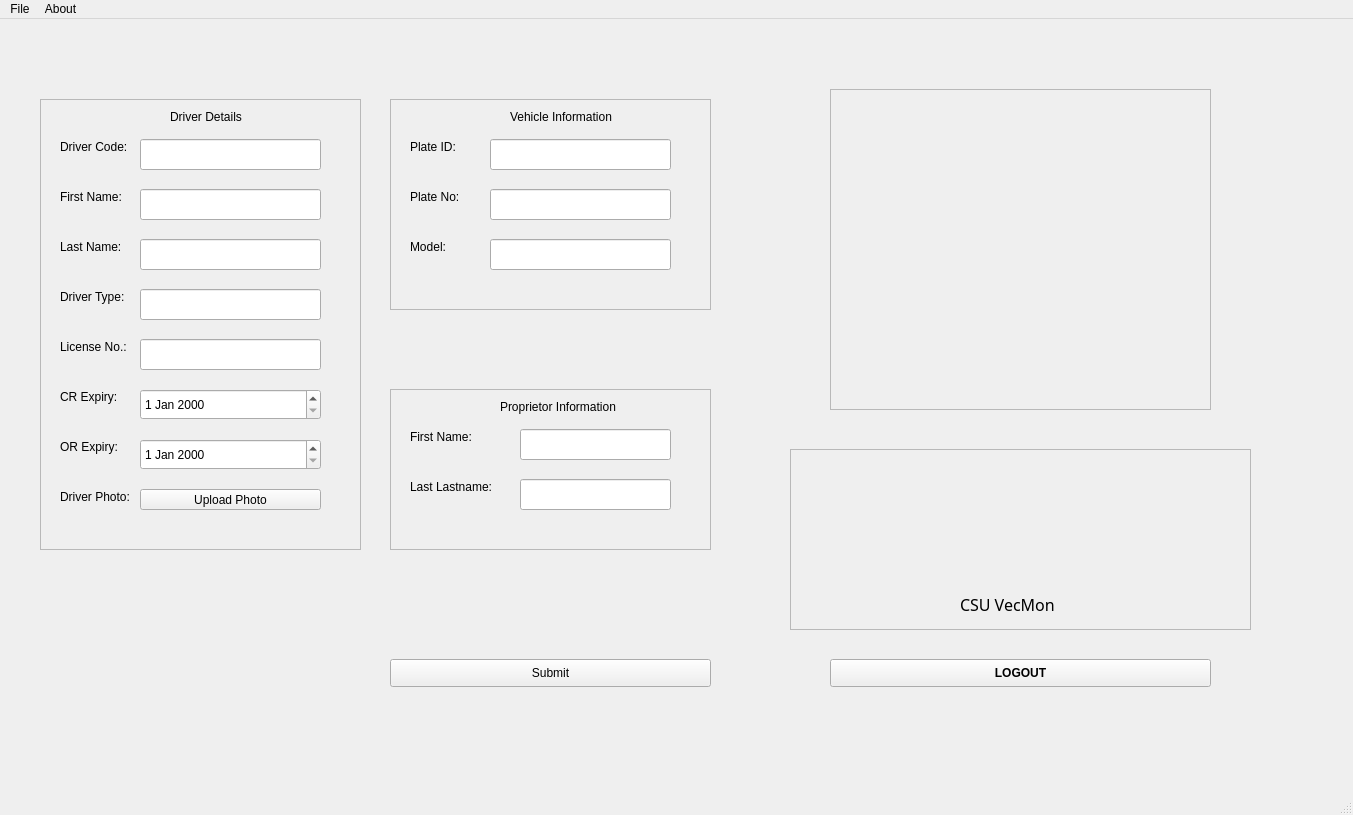
AlienWolfX/CSU-RFID-PYQT6, file ui/AdminMain.ui: the form before one commit.
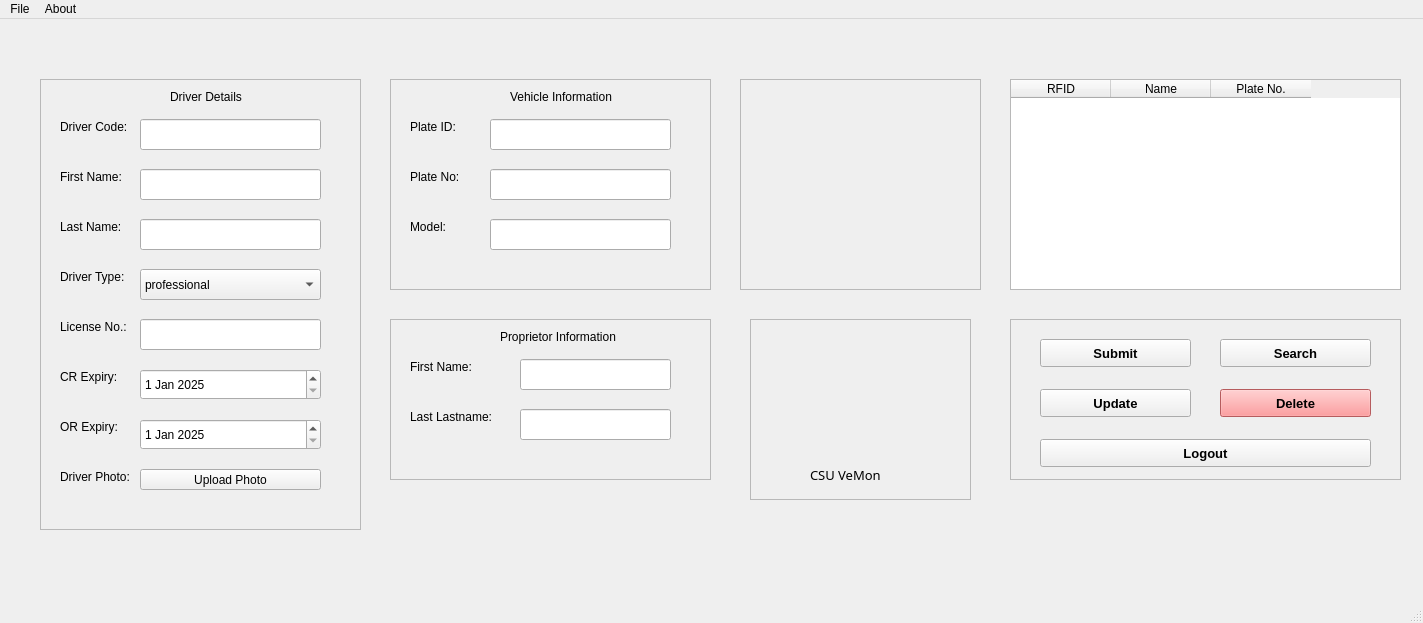
The form after the commit. Icons and pictures are not drawn.

```diff
--- a/ui/AdminMain.ui
+++ b/ui/AdminMain.ui
@@ -6,8 +6,8 @@
    <rect>
     <x>0</x>
     <y>0</y>
-    <width>1353</width>
-    <height>815</height>
+    <width>1423</width>
+    <height>623</height>
    </rect>
   </property>
   <property name="windowTitle">
@@ -25,7 +25,7 @@
     <property name="geometry">
      <rect>
       <x>40</x>
-      <y>80</y>
+      <y>60</y>
       <width>321</width>
       <height>451</height>
      </rect>
@@ -131,16 +131,6 @@
       <string>Driver Type:</string>
      </property>
     </widget>
-    <widget class="QLineEdit" name="driver_typeValue">
-     <property name="geometry">
-      <rect>
-       <x>100</x>
-       <y>190</y>
-       <width>181</width>
-       <height>31</height>
-      </rect>
-     </property>
-    </widget>
     <widget class="QLabel" name="licenseLabel">
      <property name="geometry">
       <rect>
@@ -173,6 +163,16 @@
        <height>31</height>
       </rect>
      </property>
+     <property name="dateTime">
+      <datetime>
+       <hour>0</hour>
+       <minute>0</minute>
+       <second>0</second>
+       <year>2025</year>
+       <month>1</month>
+       <day>1</day>
+      </datetime>
+     </property>
     </widget>
     <widget class="QLabel" name="licenseLabel_2">
      <property name="geometry">
@@ -209,6 +209,16 @@
        <height>31</height>
       </rect>
      </property>
+     <property name="dateTime">
+      <datetime>
+       <hour>0</hour>
+       <minute>0</minute>
+       <second>0</second>
+       <year>2025</year>
+       <month>1</month>
+       <day>1</day>
+      </datetime>
+     </property>
     </widget>
     <widget class="QLabel" name="licenseLabel_4">
      <property name="geometry">
@@ -236,14 +246,39 @@
       <string>Upload Photo</string>
      </property>
     </widget>
+    <widget class="QComboBox" name="driverTypeComboBox">
+     <property name="geometry">
+      <rect>
+       <x>100</x>
+       <y>190</y>
+       <width>181</width>
+       <height>31</height>
+      </rect>
+     </property>
+     <item>
+      <property name="text">
+       <string>professional</string>
+      </property>
+     </item>
+     <item>
+      <property name="text">
+       <string>non-professional</string>
+      </property>
+     </item>
+     <item>
+      <property name="text">
+       <string>student</string>
+      </property>
+     </item>
+    </widget>
    </widget>
    <widget class="QFrame" name="framePicture">
     <property name="geometry">
      <rect>
-      <x>830</x>
-      <y>70</y>
-      <width>381</width>
-      <height>321</height>
+      <x>740</x>
+      <y>60</y>
+      <width>241</width>
+      <height>211</height>
      </rect>
     </property>
     <property name="frameShape">
@@ -255,10 +290,10 @@
     <widget class="QLabel" name="userPhoto">
      <property name="geometry">
       <rect>
-       <x>30</x>
+       <x>20</x>
        <y>20</y>
-       <width>321</width>
-       <height>281</height>
+       <width>201</width>
+       <height>171</height>
       </rect>
      </property>
      <property name="text">
@@ -272,9 +307,9 @@
    <widget class="QFrame" name="frameCSU">
     <property name="geometry">
      <rect>
-      <x>790</x>
-      <y>430</y>
-      <width>461</width>
+      <x>750</x>
+      <y>300</y>
+      <width>221</width>
       <height>181</height>
      </rect>
     </property>
@@ -287,70 +322,44 @@
     <widget class="QLabel" name="csuLabel">
      <property name="geometry">
       <rect>
-       <x>170</x>
+       <x>60</x>
        <y>140</y>
-       <width>131</width>
+       <width>101</width>
        <height>31</height>
       </rect>
      </property>
      <property name="font">
       <font>
        <family>MS Reference Sans Serif</family>
-       <pointsize>12</pointsize>
+       <pointsize>10</pointsize>
       </font>
      </property>
      <property name="text">
-      <string>CSU VecMon</string>
+      <string>CSU VeMon</string>
      </property>
     </widget>
-   </widget>
-   <widget class="QPushButton" name="buttonLogout">
-    <property name="geometry">
-     <rect>
-      <x>830</x>
-      <y>640</y>
-      <width>381</width>
-      <height>28</height>
-     </rect>
-    </property>
-    <property name="font">
-     <font>
-      <weight>75</weight>
-      <bold>true</bold>
-     </font>
-    </property>
-    <property name="autoFillBackground">
-     <bool>false</bool>
-    </property>
-    <property name="text">
-     <string>LOGOUT</string>
-    </property>
-    <property name="icon">
-     <iconset>
-      <normaloff>../images/logoutIcon.png</normaloff>../images/logoutIcon.png</iconset>
-    </property>
-   </widget>
-   <widget class="QLabel" name="csuLogo">
-    <property name="geometry">
-     <rect>
-      <x>980</x>
-      <y>440</y>
-      <width>121</width>
-      <height>121</height>
-     </rect>
-    </property>
-    <property name="lineWidth">
-     <number>0</number>
-    </property>
-    <property name="text">
-     <string/>
-    </property>
-    <property name="pixmap">
-     <pixmap>../images/csuLogo.png</pixmap>
-    </property>
-    <property name="scaledContents">
-     <bool>true</bool>
-    </property>
+    <widget class="QLabel" name="csuLogo">
+     <property name="geometry">
+      <rect>
+       <x>50</x>
+       <y>20</y>
+       <width>121</width>
+       <height>121</height>
+      </rect>
+     </property>
+     <property name="lineWidth">
+      <number>0</number>
+     </property>
+     <property name="text">
+      <string/>
+     </property>
+     <property name="pixmap">
+      <pixmap>../images/csuLogo.png</pixmap>
+     </property>
+     <property name="scaledContents">
+      <bool>true</bool>
+     </property>
+    </widget>
    </widget>
    <widget class="QFrame" name="frameInfo_2">
     <property name="enabled">
@@ -359,7 +368,7 @@
     <property name="geometry">
      <rect>
       <x>390</x>
-      <y>80</y>
+      <y>60</y>
       <width>321</width>
       <height>211</height>
      </rect>
@@ -460,7 +469,7 @@
     <property name="geometry">
      <rect>
       <x>390</x>
-      <y>370</y>
+      <y>300</y>
       <width>321</width>
       <height>161</height>
      </rect>
@@ -531,18 +540,190 @@
      </property>
     </widget>
    </widget>
-   <widget class="QPushButton" name="submitButton">
+   <widget class="QTableWidget" name="detailsTable">
     <property name="geometry">
      <rect>
-      <x>390</x>
-      <y>640</y>
-      <width>321</width>
-      <height>28</height>
+      <x>1010</x>
+      <y>60</y>
+      <width>391</width>
+      <height>211</height>
      </rect>
     </property>
-    <property name="text">
-     <string>Submit</string>
+    <property name="editTriggers">
+     <set>QAbstractItemView::NoEditTriggers</set>
     </property>
+    <column>
+     <property name="text">
+      <string>RFID</string>
+     </property>
+    </column>
+    <column>
+     <property name="text">
+      <string>Name</string>
+     </property>
+    </column>
+    <column>
+     <property name="text">
+      <string>Plate No.</string>
+     </property>
+    </column>
+   </widget>
+   <widget class="QFrame" name="functions">
+    <property name="geometry">
+     <rect>
+      <x>1010</x>
+      <y>300</y>
+      <width>391</width>
+      <height>161</height>
+     </rect>
+    </property>
+    <property name="styleSheet">
+     <string notr="true"/>
+    </property>
+    <property name="frameShape">
+     <enum>QFrame::StyledPanel</enum>
+    </property>
+    <property name="frameShadow">
+     <enum>QFrame::Raised</enum>
+    </property>
+    <widget class="QPushButton" name="submitButton">
+     <property name="geometry">
+      <rect>
+       <x>30</x>
+       <y>20</y>
+       <width>151</width>
+       <height>28</height>
+      </rect>
+     </property>
+     <property name="font">
+      <font>
+       <pointsize>10</pointsize>
+       <weight>75</weight>
+       <bold>true</bold>
+      </font>
+     </property>
+     <property name="styleSheet">
+      <string notr="true"/>
+     </property>
+     <property name="text">
+      <string>Submit</string>
+     </property>
+     <property name="icon">
+      <iconset>
+       <normaloff>../images/submit.svg</normaloff>../images/submit.svg</iconset>
+     </property>
+    </widget>
+    <widget class="QPushButton" name="searchButton">
+     <property name="geometry">
+      <rect>
+       <x>210</x>
+       <y>20</y>
+       <width>151</width>
+       <height>28</height>
+      </rect>
+     </property>
+     <property name="font">
+      <font>
+       <pointsize>10</pointsize>
+       <weight>75</weight>
+       <bold>true</bold>
+      </font>
+     </property>
+     <property name="styleSheet">
+      <string notr="true"/>
+     </property>
+     <property name="text">
+      <string>Search</string>
+     </property>
+     <property name="icon">
+      <iconset>
+       <normaloff>../images/search.svg</normaloff>../images/search.svg</iconset>
+     </property>
+    </widget>
+    <widget class="QPushButton" name="updateButton">
+     <property name="geometry">
+      <rect>
+       <x>30</x>
+       <y>70</y>
+       <width>151</width>
+       <height>28</height>
+      </rect>
+     </property>
+     <property name="font">
+      <font>
+       <pointsize>10</pointsize>
+       <weight>75</weight>
+       <bold>true</bold>
+      </font>
+     </property>
+     <property name="styleSheet">
+      <string notr="true"/>
+     </property>
+     <property name="text">
+      <string>Update</string>
+     </property>
+     <property name="icon">
+      <iconset>
+       <normaloff>../images/update.svg</normaloff>../images/update.svg</iconset>
+     </property>
+    </widget>
+    <widget class="QPushButton" name="deleteButton">
+     <property name="geometry">
+      <rect>
+       <x>210</x>
+       <y>70</y>
+       <width>151</width>
+       <height>28</height>
+      </rect>
+     </property>
+     <property name="font">
+      <font>
+       <pointsize>10</pointsize>
+       <weight>75</weight>
+       <bold>true</bold>
+      </font>
+     </property>
+     <property name="styleSheet">
+      <string notr="true">background-color: #ff8183;</string>
+     </property>
+     <property name="text">
+      <string>Delete</string>
+     </property>
+     <property name="icon">
+      <iconset>
+       <normaloff>../images/delete.svg</normaloff>../images/delete.svg</iconset>
+     </property>
+    </widget>
+    <widget class="QPushButton" name="buttonLogout">
+     <property name="geometry">
+      <rect>
+       <x>30</x>
+       <y>120</y>
+       <width>331</width>
+       <height>28</height>
+      </rect>
+     </property>
+     <property name="font">
+      <font>
+       <pointsize>10</pointsize>
+       <weight>75</weight>
+       <bold>true</bold>
+      </font>
+     </property>
+     <property name="autoFillBackground">
+      <bool>false</bool>
+     </property>
+     <property name="styleSheet">
+      <string notr="true"/>
+     </property>
+     <property name="text">
+      <string>Logout</string>
+     </property>
+     <property name="icon">
+      <iconset>
+       <normaloff>../images/logoutIcon.png</normaloff>../images/logoutIcon.png</iconset>
+     </property>
+    </widget>
    </widget>
   </widget>
   <widget class="QMenuBar" name="menubar">
@@ -550,7 +731,7 @@
     <rect>
      <x>0</x>
      <y>0</y>
-     <width>1353</width>
+     <width>1423</width>
      <height>26</height>
     </rect>
    </property>
```
Left out of the diff: 2 changed lines with no effect on the pictures.
